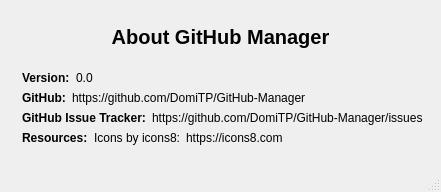
The window that src/pygithubmanager/ui/aboutwindow.ui (DomiTP/PyGitHubManager) describes before a commit, drawn with Qt 5.
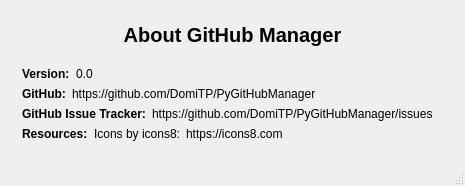
The same window after the commit. Custom widgets are drawn as their Qt base class.

What changed in the file:
```diff
--- a/src/pygithubmanager/ui/aboutwindow.ui
+++ b/src/pygithubmanager/ui/aboutwindow.ui
@@ -9,8 +9,8 @@
    <rect>
     <x>0</x>
     <y>0</y>
-    <width>441</width>
-    <height>192</height>
+    <width>465</width>
+    <height>186</height>
    </rect>
   </property>
   <property name="sizePolicy">
@@ -139,7 +139,7 @@
              </sizepolicy>
             </property>
             <property name="text">
-             <string>https://github.com/DomiTP/GitHub-Manager</string>
+             <string>https://github.com/DomiTP/PyGitHubManager</string>
             </property>
            </widget>
           </item>
@@ -174,7 +174,7 @@
              </sizepolicy>
             </property>
             <property name="text">
-             <string>https://github.com/DomiTP/GitHub-Manager/issues</string>
+             <string>https://github.com/DomiTP/PyGitHubManager/issues</string>
             </property>
            </widget>
           </item>
```
